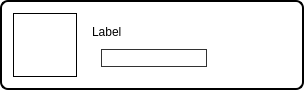
DrLutzi/wakfu-theme-manager, file ui/themewidget.ui: the form before one commit.
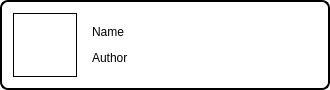
The form after the commit. Icons and pictures are not drawn.

```diff
--- a/ui/themewidget.ui
+++ b/ui/themewidget.ui
@@ -6,7 +6,7 @@
    <rect>
     <x>0</x>
     <y>0</y>
-    <width>304</width>
+    <width>330</width>
     <height>86</height>
    </rect>
   </property>
@@ -85,121 +85,22 @@
          <string notr="true">border: 0px; background-color: rgba(0, 0, 0, 0)</string>
         </property>
         <property name="text">
-         <string>Label</string>
+         <string>Name</string>
         </property>
        </widget>
       </item>
       <item>
-       <widget class="QWidget" name="widget_2" native="true">
-        <layout class="QHBoxLayout" name="horizontalLayout_2">
-         <property name="spacing">
-          <number>2</number>
-         </property>
-         <property name="leftMargin">
-          <number>0</number>
-         </property>
-         <property name="topMargin">
-          <number>0</number>
-         </property>
-         <property name="rightMargin">
-          <number>0</number>
-         </property>
-         <property name="bottomMargin">
-          <number>0</number>
-         </property>
-         <item>
-          <widget class="QLabel" name="label_2">
-           <property name="sizePolicy">
-            <sizepolicy hsizetype="Maximum" vsizetype="Maximum">
-             <horstretch>0</horstretch>
-             <verstretch>0</verstretch>
-            </sizepolicy>
-           </property>
-           <property name="maximumSize">
-            <size>
-             <width>16</width>
-             <height>16</height>
-            </size>
-           </property>
-           <property name="text">
-            <string/>
-           </property>
-           <property name="pixmap">
-            <pixmap resource="../resources/icons.qrc">:/resources/colored/colored/link.svg</pixmap>
-           </property>
-           <property name="scaledContents">
-            <bool>true</bool>
-           </property>
-          </widget>
-         </item>
-         <item>
-          <widget class="QLineEdit" name="lineEdit_url">
-           <property name="styleSheet">
-            <string notr="true">border: 1px solid rgba(50, 50, 50, 255);
-border-radius: 1 px; 
-padding: 0 1px;
-background: rgba(1, 1, 1, 0);</string>
-           </property>
-           <property name="maxLength">
-            <number>512</number>
-           </property>
-           <property name="clearButtonEnabled">
-            <bool>true</bool>
-           </property>
-          </widget>
-         </item>
-        </layout>
+       <widget class="QLabel" name="author">
+        <property name="text">
+         <string>Author</string>
+        </property>
        </widget>
       </item>
      </layout>
     </widget>
    </item>
    <item>
-    <widget class="QPushButton" name="pushButton">
-     <property name="sizePolicy">
-      <sizepolicy hsizetype="Fixed" vsizetype="Fixed">
-       <horstretch>0</horstretch>
-       <verstretch>0</verstretch>
-      </sizepolicy>
-     </property>
-     <property name="minimumSize">
-      <size>
-       <width>32</width>
-       <height>64</height>
-      </size>
-     </property>
-     <property name="styleSheet">
-      <string notr="true">QPushButton
-{
-	border-color: rgba(255, 255, 255, 0);
-}
-QPushButton:hover
-{
-	background-color: rgba(167, 240, 255, 128);
-}
-QPushButton:pressed
-{
-	background-color: rgba(167, 240, 255, 192);
-}</string>
-     </property>
-     <property name="text">
-      <string/>
-     </property>
-     <property name="icon">
-      <iconset>
-       <normalon>:/resources/colored/colored/download.svg</normalon>
-      </iconset>
-     </property>
-     <property name="iconSize">
-      <size>
-       <width>32</width>
-       <height>32</height>
-      </size>
-     </property>
-    </widget>
-   </item>
-   <item>
-    <spacer name="horizontalSpacer">
+    <spacer name="horizontalSpacer_2">
      <property name="orientation">
       <enum>Qt::Horizontal</enum>
      </property>
@@ -211,6 +112,93 @@
      </property>
     </spacer>
    </item>
+   <item>
+    <widget class="QPushButton" name="pushButton_forumURL">
+     <property name="sizePolicy">
+      <sizepolicy hsizetype="Fixed" vsizetype="Fixed">
+       <horstretch>0</horstretch>
+       <verstretch>0</verstretch>
+      </sizepolicy>
+     </property>
+     <property name="minimumSize">
+      <size>
+       <width>32</width>
+       <height>64</height>
+      </size>
+     </property>
+     <property name="styleSheet">
+      <string notr="true">QPushButton
+{
+	border-color: rgba(255, 255, 255, 0);
+}
+QPushButton:hover
+{
+	background-color: rgba(167, 240, 255, 128);
+}
+QPushButton:pressed
+{
+	background-color: rgba(167, 240, 255, 192);
+}</string>
+     </property>
+     <property name="text">
+      <string/>
+     </property>
+     <property name="icon">
+      <iconset resource="../resources/icons.qrc">
+       <normaloff>:/resources/colored/colored/link.svg</normaloff>:/resources/colored/colored/link.svg</iconset>
+     </property>
+     <property name="iconSize">
+      <size>
+       <width>32</width>
+       <height>32</height>
+      </size>
+     </property>
+    </widget>
+   </item>
+   <item>
+    <widget class="QPushButton" name="pushButton">
+     <property name="sizePolicy">
+      <sizepolicy hsizetype="Fixed" vsizetype="Fixed">
+       <horstretch>0</horstretch>
+       <verstretch>0</verstretch>
+      </sizepolicy>
+     </property>
+     <property name="minimumSize">
+      <size>
+       <width>32</width>
+       <height>64</height>
+      </size>
+     </property>
+     <property name="styleSheet">
+      <string notr="true">QPushButton
+{
+	border-color: rgba(255, 255, 255, 0);
+}
+QPushButton:hover
+{
+	background-color: rgba(167, 240, 255, 128);
+}
+QPushButton:pressed
+{
+	background-color: rgba(167, 240, 255, 192);
+}</string>
+     </property>
+     <property name="text">
+      <string/>
+     </property>
+     <property name="icon">
+      <iconset>
+       <normalon>:/resources/colored/colored/download.svg</normalon>
+      </iconset>
+     </property>
+     <property name="iconSize">
+      <size>
+       <width>32</width>
+       <height>32</height>
+      </size>
+     </property>
+    </widget>
+   </item>
   </layout>
  </widget>
  <resources>
```
Left out of the diff: 2 changed lines with no effect on the pictures.
